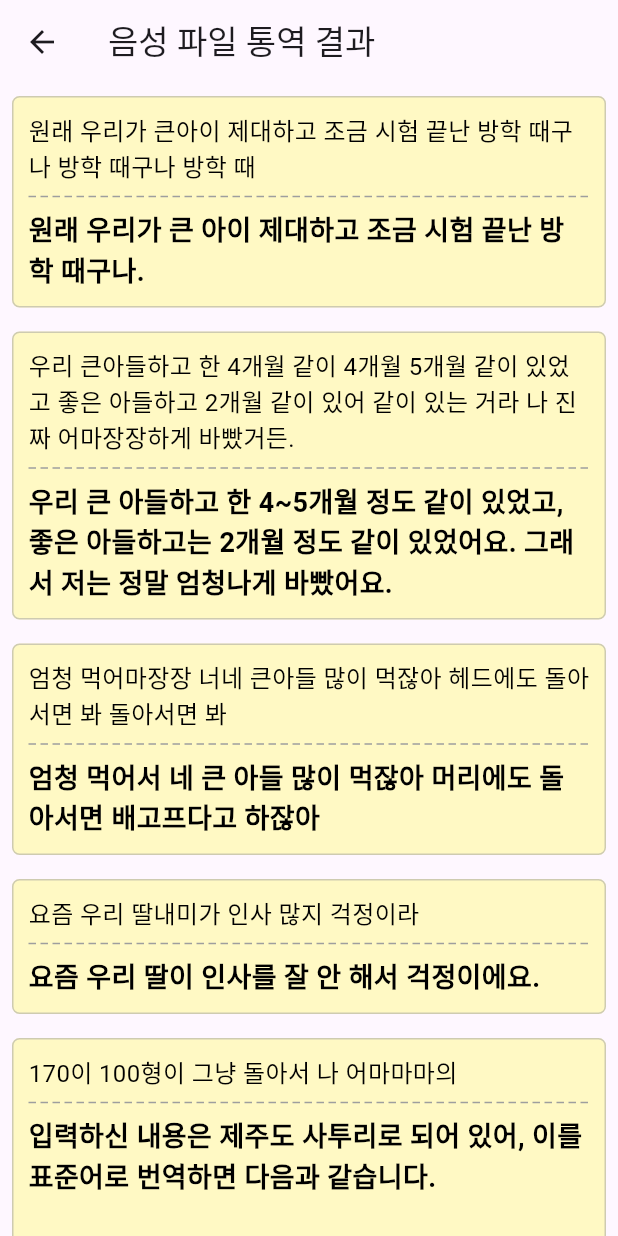
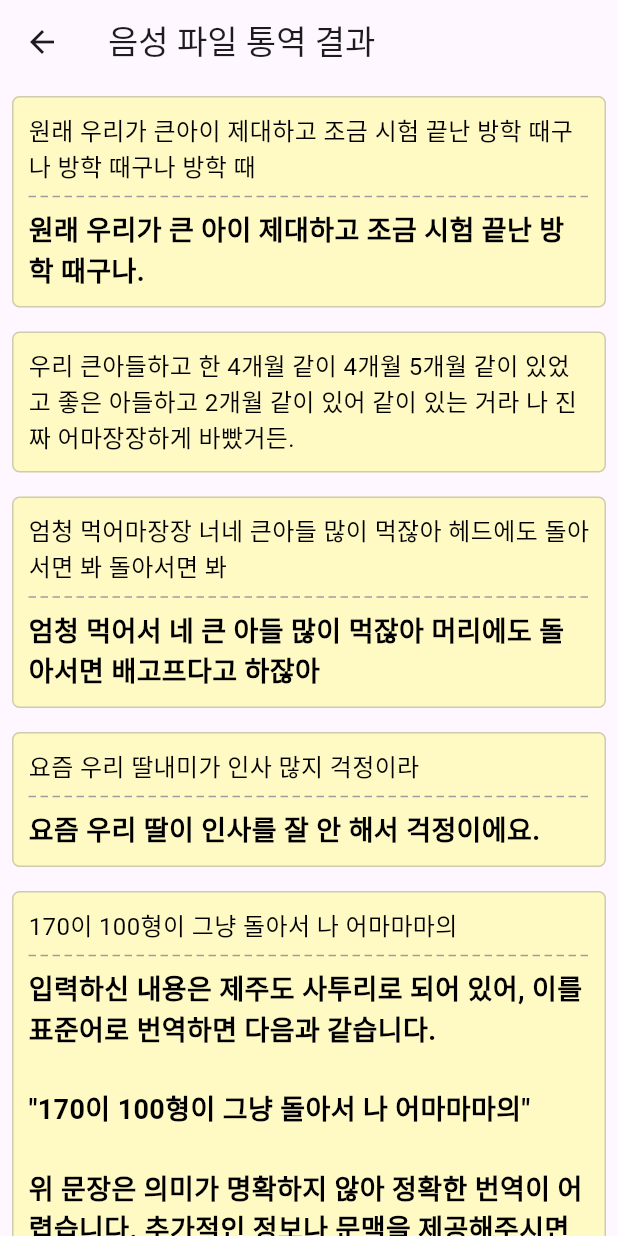
Before and after one commit to jaesung08/JeJalJeJal, a Flutter app: the ResultDetailScreen screen opened directly, on a phone screen of 412 x 824 dp. Run offline on Flutter 3.47's test engine with Material 3 defaults, Android fonts, the phone set to English and light mode, and no system bars; our stand-ins replace contacts_service, device_info_plus, dio, drift, file_picker, permission_handler and 1 more; missing offline and left inert: easy_folder_picker, flutter_foreground_task, flutter_overlay_window, phone_state; accounts and stored records are empty; generated files the repository leaves out were written again; statements that could not run were skipped.

```diff
--- a/frontend/lib/home_page.dart
+++ b/frontend/lib/home_page.dart
@@ -81,7 +81,7 @@ class HomePage extends StatelessWidget {
                   Navigator.push(
                     context,
                     MaterialPageRoute(
-                      builder: (context) => HistoryScreen(database: database),
+                      builder: (context) => ResultDetailScreen(),
                     ),
                   );
                 },
--- a/frontend/lib/screens/result_detail_screen.dart
+++ b/frontend/lib/screens/result_detail_screen.dart
@@ -13,7 +13,8 @@ class ResultDetailScreen extends StatelessWidget {
         },
         {
           "jeju": "우리 큰아들하고 한 4개월 같이 4개월 5개월 같이 있었고 좋은 아들하고 2개월 같이 있어 같이 있는 거라 나 진짜 어마장장하게 바빴거든.",
-          "translated": "우리 큰 아들하고 한 4~5개월 정도 같이 있었고, 좋은 아들하고는 2개월 정도 같이 있었어요. 그래서 저는 정말 엄청나게 바빴어요."
+          "translated": "제잘",
+          // "translated": "우리 큰 아들하고 한 4~5개월 정도 같이 있었고, 좋은 아들하고는 2개월 정도 같이 있었어요. 그래서 저는 정말 엄청나게 바빴어요."
         },
         {
           "jeju": "엄청 먹어마장장 너네 큰아들 많이 먹잖아 헤드에도 돌아서면 봐 돌아서면 봐",
@@ -51,14 +52,16 @@ class ResultDetailScreen extends StatelessWidget {
         itemCount: fileResult.data!.segments!.length,
         itemBuilder: (context, index) {
           var segment = fileResult.data!.segments![index];
+          bool hideTranslated = segment.translated == "제잘";  // "제잘"일 때 true
+
           return Container(
             width: MediaQuery.of(context).size.width * 0.7,
             margin: const EdgeInsets.all(8.0),
             padding: const EdgeInsets.all(10.0),
             decoration: BoxDecoration(
-              color: Colors.yellow[100], // Light yellow color
+              color: Colors.yellow[100],
               borderRadius: BorderRadius.circular(5.0),
-              border: Border.all(color: Colors.grey.withOpacity(0.5)), // Optional: adds a border
+              border: Border.all(color: Colors.grey.withOpacity(0.5)),
             ),
             child: Column(
               crossAxisAlignment: CrossAxisAlignment.start,
@@ -67,9 +70,10 @@ class ResultDetailScreen extends StatelessWidget {
                   segment.jeju ?? 'No Jeju Text',
                   style: TextStyle(
                     color: Colors.black,
-                    fontSize: 16.0, // Smaller font size for Jeju
+                    fontSize: 16.0,
                   ),
                 ),
+                if (!hideTranslated) ...[
                   Padding(
                     padding: const EdgeInsets.symmetric(vertical: 8.0),
                     child: CustomPaint(
@@ -84,10 +88,11 @@ class ResultDetailScreen extends StatelessWidget {
                     segment.translated ?? 'No Translation',
                     style: TextStyle(
                       color: Colors.black,
-                    fontSize: 18.0, // Larger and bolder font size for translation
+                      fontSize: 18.0,
                       fontWeight: FontWeight.bold,
                     ),
                   ),
+                ]
               ],
             ),
           );
@@ -97,7 +102,6 @@ class ResultDetailScreen extends StatelessWidget {
   }
 }
 
-// Custom painter for dotted line
 class DashedLinePainter extends CustomPainter {
   @override
   void paint(Canvas canvas, Size size) {
```
Also changed, not shown: frontend/lib/widgets/head_bar.dart (+22 -43 lines). Lines whose indentation alone changed are shown as unchanged.
